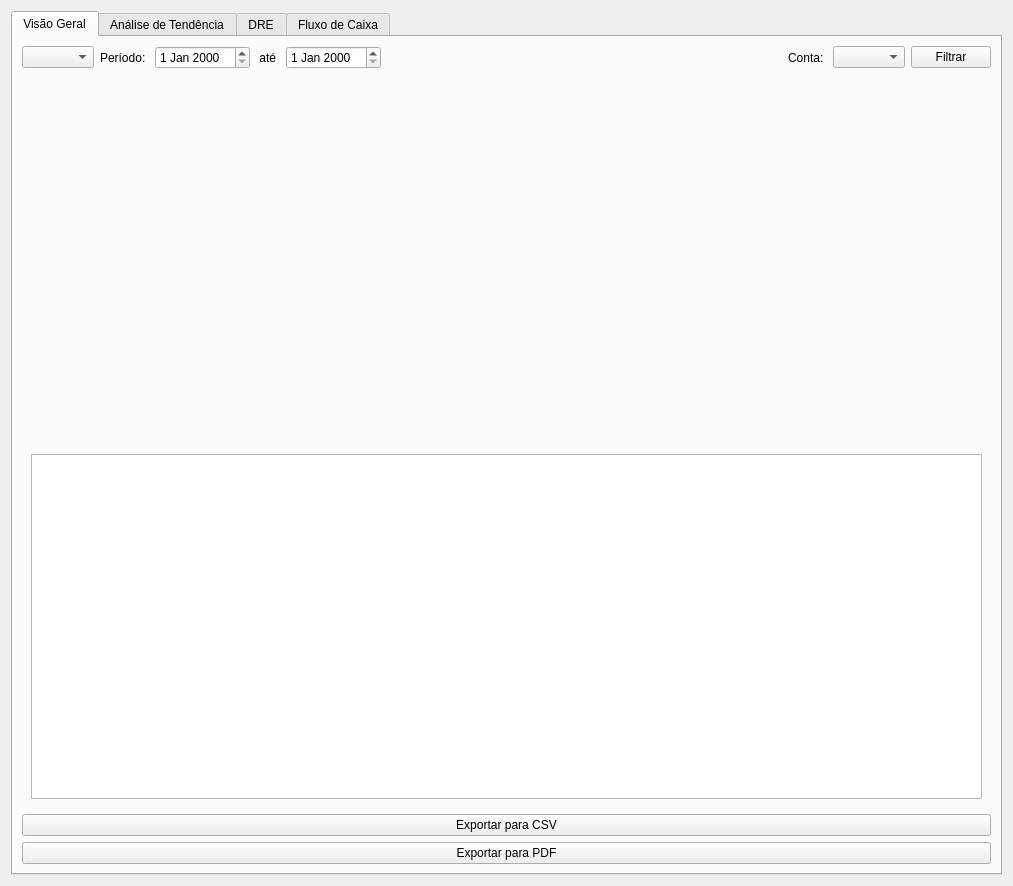
Qt form MeuCentavoApp/Designer/FormsDashboard/DashboardPages/pageRelatorios.ui (bee0ne1/MeuCentavo) before a commit.
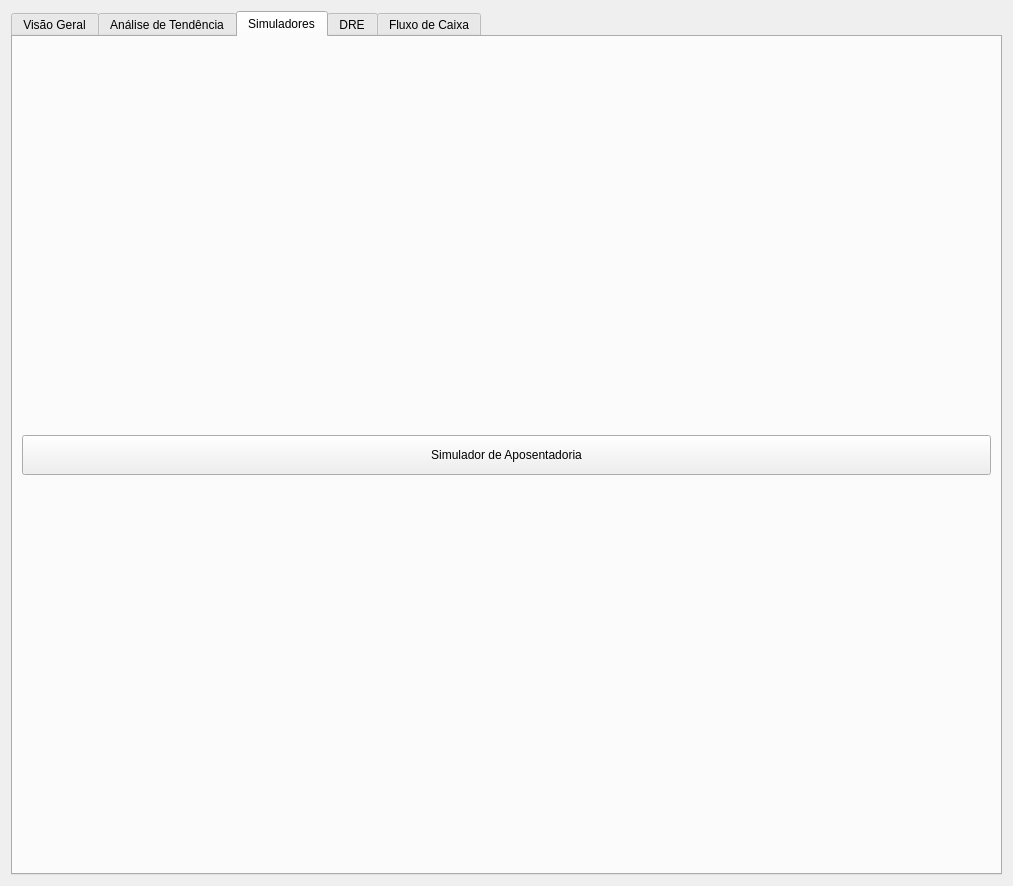
The same form after that commit. The open tabs and pages were chosen to show the change.

Commit message: simulador de aposentadoria

Patch:
```diff
--- a/MeuCentavoApp/Designer/FormsDashboard/DashboardPages/pageRelatorios.ui
+++ b/MeuCentavoApp/Designer/FormsDashboard/DashboardPages/pageRelatorios.ui
@@ -182,6 +182,30 @@
        </item>
       </layout>
      </widget>
+     <widget class="QWidget" name="tabSimuladores">
+      <attribute name="title">
+       <string>Simuladores</string>
+      </attribute>
+      <layout class="QHBoxLayout" name="horizontalLayout_10">
+       <item>
+        <layout class="QVBoxLayout" name="verticalLayout_5">
+         <item>
+          <widget class="QPushButton" name="buttonSimuladorAposentadoria">
+           <property name="minimumSize">
+            <size>
+             <width>0</width>
+             <height>40</height>
+            </size>
+           </property>
+           <property name="text">
+            <string>Simulador de Aposentadoria</string>
+           </property>
+          </widget>
+         </item>
+        </layout>
+       </item>
+      </layout>
+     </widget>
      <widget class="QWidget" name="tabDre">
       <attribute name="title">
        <string>DRE</string>
```
The commit also changes 37 other files.
